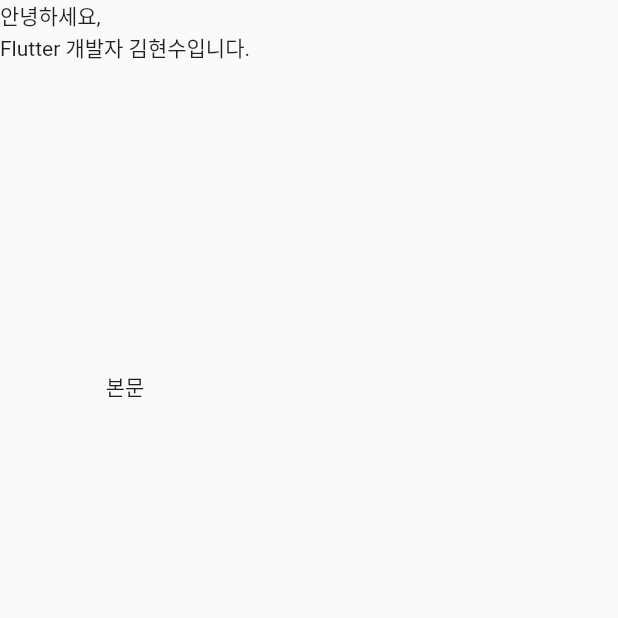
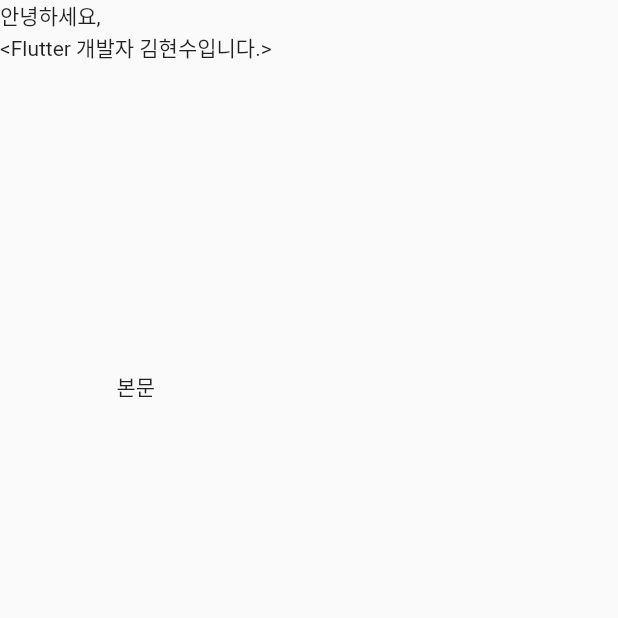
Before and after one commit to hyeonwater/hyeonwater_portfolio, a Flutter app: the AboutPage screen opened by its route, on a phone screen of 412 x 824 dp, the top half of it. Run offline on Flutter 3.47's test engine with Material 2 defaults, Android fonts, the phone set to English and light mode, and no system bars; drawn by our look-alikes of animated_text_kit; our stand-ins replace get.

Commit message:
text_animation

```diff
--- a/lib/pages/about_page_header_.dart
+++ b/lib/pages/about_page_header_.dart
@@ -1,3 +1,4 @@
+import 'package:animated_text_kit/animated_text_kit.dart';
 import 'package:flutter/material.dart';
 import 'package:get/get.dart';
 import 'package:my_portfolio/utill/common.dart';
@@ -13,7 +14,9 @@ class AboutPageHeader extends StatelessWidget {
         crossAxisAlignment: CrossAxisAlignment.start,
         children: [
           Text('안녕하세요,'),
-          Text('Flutter 개발자 김현수입니다.')
+          AnimatedTextKit(
+            totalRepeatCount: 100,
+              animatedTexts: [TypewriterAnimatedText('<Flutter 개발자 김현수입니다.>',speed: Duration(milliseconds: 80))],)
         ],
       ),
     );
--- a/pubspec.yaml
+++ b/pubspec.yaml
@@ -38,6 +38,7 @@ dependencies:
   cupertino_icons: ^1.0.2
   flutter_native_splash: ^2.2.13
   get: ^4.6.5
+  animated_text_kit: ^4.2.2
 
 dev_dependencies:
   flutter_test:
```
Also changed, not shown: pubspec.lock.
